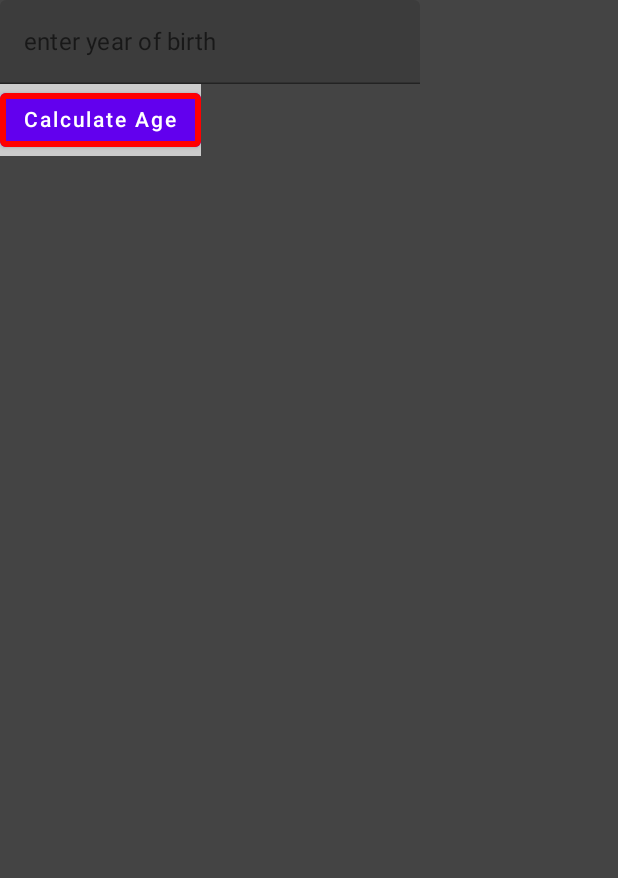
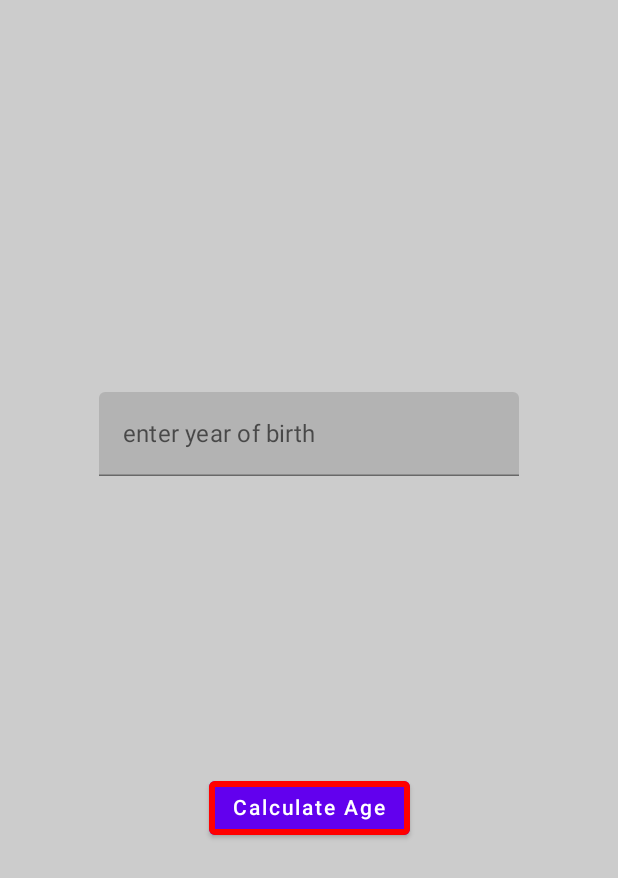
Before and after one commit to minusZeroo/Age_Calculator, an Android app built with Jetpack Compose: the screen it shows after launch (MainActivity), on a phone screen of 412 x 824 dp. Shown: the top 878 px of the screen. Run offline under Robolectric (Android 15) with nearby library versions, the phone set to English and light mode, and no system bars.

Commit message:
some mods

```diff
--- a/app/src/main/java/com/example/agecalculator/MainActivity.kt
+++ b/app/src/main/java/com/example/agecalculator/MainActivity.kt
@@ -5,15 +5,15 @@ import androidx.activity.ComponentActivity
 import androidx.activity.compose.setContent
 import androidx.compose.foundation.BorderStroke
 import androidx.compose.foundation.background
-import androidx.compose.foundation.layout.Column
-import androidx.compose.foundation.layout.fillMaxSize
-import androidx.compose.foundation.layout.fillMaxWidth
-import androidx.compose.foundation.layout.wrapContentSize
+import androidx.compose.foundation.layout.*
 import androidx.compose.material.*
+import androidx.compose.material.icons.materialIcon
 import androidx.compose.runtime.Composable
 import androidx.compose.runtime.mutableStateOf
 import androidx.compose.runtime.remember
+import androidx.compose.ui.Alignment
 import androidx.compose.ui.Modifier
+import androidx.compose.ui.focus.focusModifier
 import androidx.compose.ui.graphics.Color
 import androidx.compose.ui.graphics.SolidColor
 import androidx.compose.ui.text.input.TextFieldValue
@@ -25,34 +25,54 @@ class MainActivity : ComponentActivity() {
     override fun onCreate(savedInstanceState: Bundle?) {
         super.onCreate(savedInstanceState)
         setContent {
+
             MainScreen()
         }
     }
 }
 
 @Composable
+fun AppBar(title: String){
+    TopAppBar(title = { Text(text = "AppBar", color = Color.White)}, navigationIcon = { IconButton(
+        onClick = { /*TODO*/ }) {
+
+    }})
+
+}
+
+
+
+@Composable
 fun MainScreen(){
 
-    Surface(color = Color.DarkGray,
+   Surface(color = Color.LightGray,
         modifier = Modifier.fillMaxSize()) {
 
-        Column {
+
+
+
+        Column (modifier = Modifier
+            .fillMaxSize()
+            .padding(64.dp), verticalArrangement = Arrangement.SpaceEvenly, horizontalAlignment = Alignment.CenterHorizontally){
+
 
             val mytext = remember { mutableStateOf(TextFieldValue()) }
             TextField(value = mytext.value,  onValueChange = { mytext.value}, label = {Text("enter year of birth")})
 
-            Surface(color = Color.LightGray, modifier = Modifier.wrapContentSize()) {
+            //Surface(color = Color.LightGray, modifier = Modifier.wrapContentSize()) {
                 Button(
                     onClick = { /*TODO*/ },
                     shape = MaterialTheme.shapes.medium,
-                    border = BorderStroke(width = 4.dp, brush = SolidColor(Color.Red))
+                    border = BorderStroke(
+                        width = 4.dp,
+                        brush = SolidColor(Color.Red))
                 ) {
                     Text("Calculate Age")
 
                 }
-            }
+            //}
         }
-    }
+   }
 }
 
 
```
